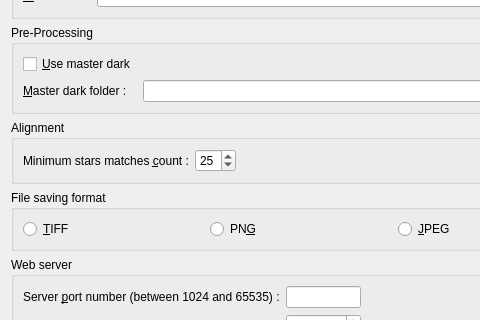
Above: src/als/ui/prefs_ui.ui from gehelem/als before the change; both pictures show x 0 to 480 and y 83 to 403 of the 602 by 538 pixel window. Below: the same form after it.
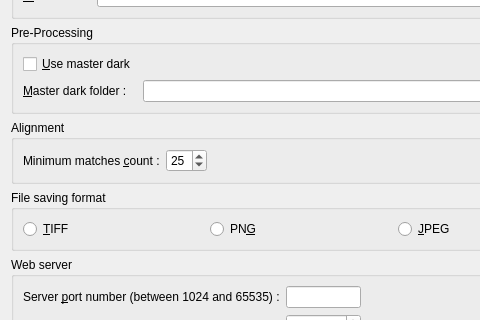
That is the form after the change.

Commit message: Label correction.

The edit to the form file:
```diff
--- a/src/als/ui/prefs_ui.ui
+++ b/src/als/ui/prefs_ui.ui
@@ -152,7 +152,7 @@
         <item row="0" column="0">
          <widget class="QLabel" name="lbl_minimum_match_count">
           <property name="text">
-           <string>Minimum stars matches &amp;count :</string>
+           <string>Minimum matches &amp;count :</string>
           </property>
           <property name="textFormat">
            <enum>Qt::AutoText</enum>
```
